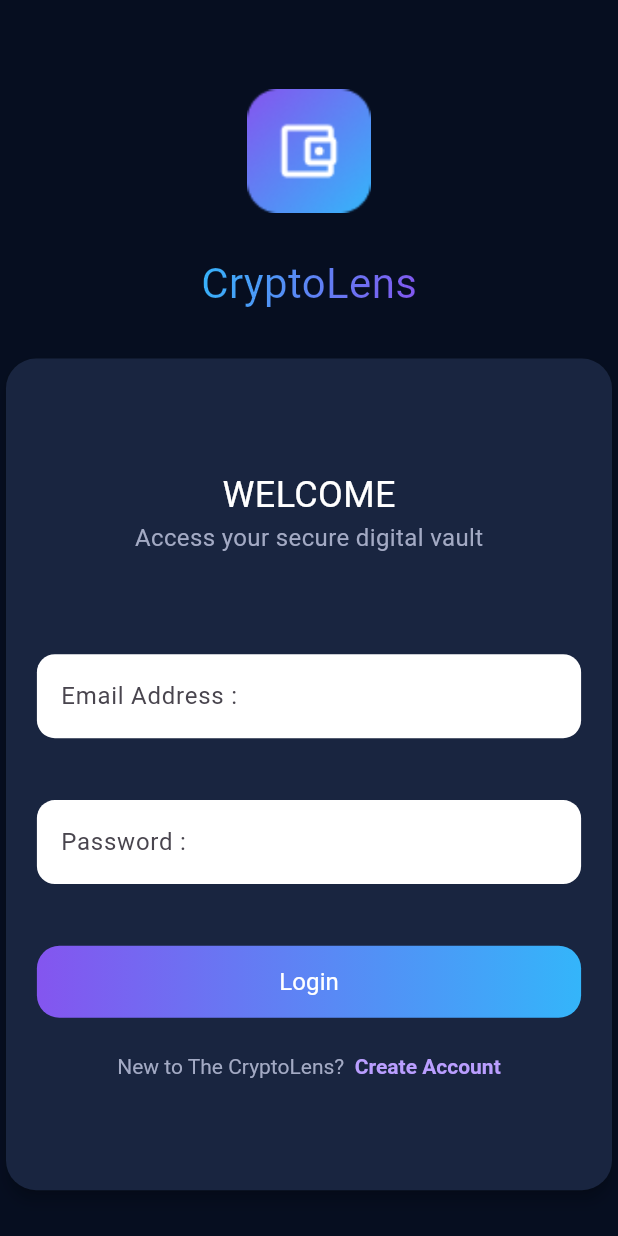
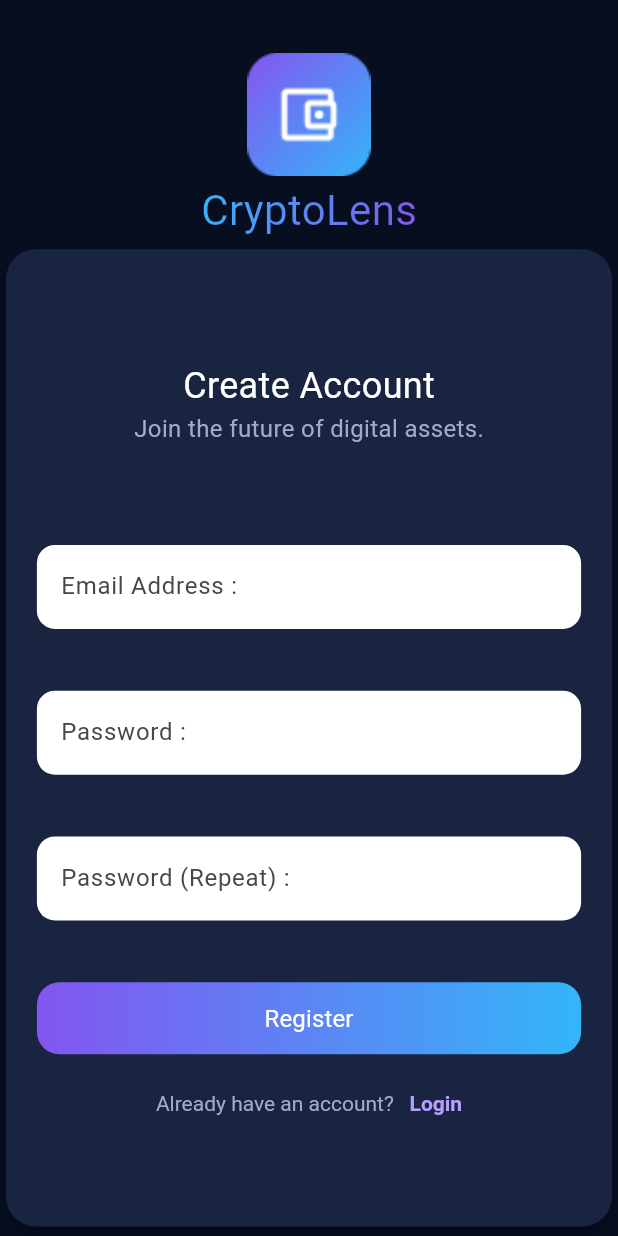
Before and after one commit to bbetulgulec/Cryptolens, a Flutter app: the screen it shows after launch, on a phone screen of 412 x 824 dp. Run offline on Flutter 3.47's test engine with Material 3 defaults, Android fonts, the phone set to English and light mode, and no system bars; our stand-ins replace connectivity_plus, device_info_plus, dio, flutter_cache_manager.

Commit message:
feat: added register screen

```diff
--- a/lib/app/common/widgets/app_card.dart
+++ b/lib/app/common/widgets/app_card.dart
@@ -12,6 +12,7 @@ class AppCard extends StatelessWidget {
   final String titleDesc;
   final String emailText;
   final String passwordText;
+  final String? againPasswordText;
   final String? buttonText;
   final String richTextFirst;
   final String richTextSecond;
@@ -25,6 +26,7 @@ class AppCard extends StatelessWidget {
     this.buttonText,
     required this.richTextFirst,
     required this.richTextSecond,
+    this.againPasswordText,
   });
 
   @override
@@ -46,7 +48,13 @@ class AppCard extends StatelessWidget {
               SizedBox(height: context.height * 0.05),
               AppTextField(text: passwordText),
               SizedBox(height: context.height * 0.05),
+              if (againPasswordText != null) ...[
+                AppTextField(text: againPasswordText!),
+              ],
+              SizedBox(height: context.height * 0.05),
+
               AppButtonGradient(buttonText: buttonText),
+
               SizedBox(height: context.height * 0.03),
               RichText(
                 text: TextSpan(
--- a/lib/app/features/presentation/login/view/login_view.dart
+++ b/lib/app/features/presentation/register/view/register_view.dart
@@ -1,14 +1,13 @@
 import 'package:crypto_lens/app/common/enum/app_color.dart';
 import 'package:crypto_lens/app/common/enum/app_image.dart';
 import 'package:crypto_lens/app/common/widgets/app_card.dart';
-import 'package:crypto_lens/app/common/widgets/app_text.dart';
 import 'package:crypto_lens/app/features/presentation/login/widget/title_text.dart';
 import 'package:crypto_lens/core/extensions/build_context_extensions.dart';
 import 'package:crypto_lens/core/extensions/widgets/padding_extensions.dart';
 import 'package:flutter/material.dart';
 
-class LoginView extends StatelessWidget {
-  const LoginView({super.key});
+class RegisterView extends StatelessWidget {
+  const RegisterView({super.key});
 
   @override
   Widget build(BuildContext context) {
@@ -26,13 +25,14 @@ class LoginView extends StatelessWidget {
           ),
           TitleText(),
           AppCard(
-            title: "WELCOME",
-            titleDesc: "Access your secure digital vault",
+            title: "Create Account",
+            titleDesc: "Join the future of digital assets.",
             emailText: "Email Address : ",
             passwordText: "Password : ",
-            buttonText: "Login",
-            richTextFirst: 'New to The CryptoLens?',
-            richTextSecond: '  Create Account',
+            againPasswordText: "Password (Repeat) : ",
+            buttonText: "Register",
+            richTextFirst: 'Already have an account? ',
+            richTextSecond: '  Login',
           ),
         ],
       ).onlyPadding(top: context.height * 0.04),
--- a/lib/main.dart
+++ b/lib/main.dart
@@ -1,4 +1,4 @@
-import 'package:crypto_lens/app/features/presentation/login/view/login_view.dart';
+import 'package:crypto_lens/app/features/presentation/register/view/register_view.dart';
 import 'package:flutter/material.dart';
 
 void main() {
@@ -14,7 +14,7 @@ class MyApp extends StatelessWidget {
       title: 'Flutter Demo',
       theme: ThemeData(colorScheme: .fromSeed(seedColor: Colors.deepPurple)),
       debugShowCheckedModeBanner: false,
-      home: const LoginView(),
+      home: const RegisterView(),
     );
   }
 }
```
